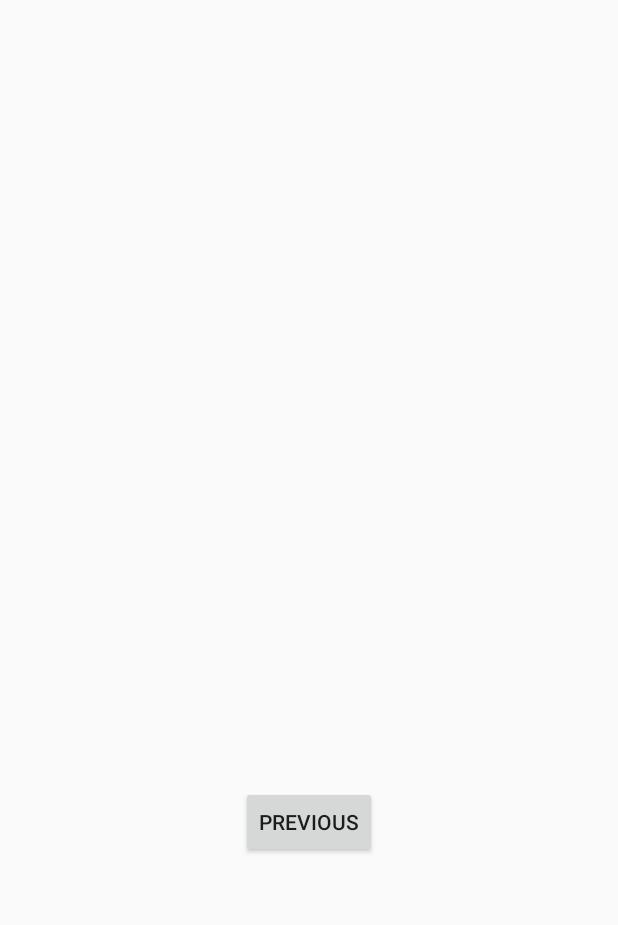
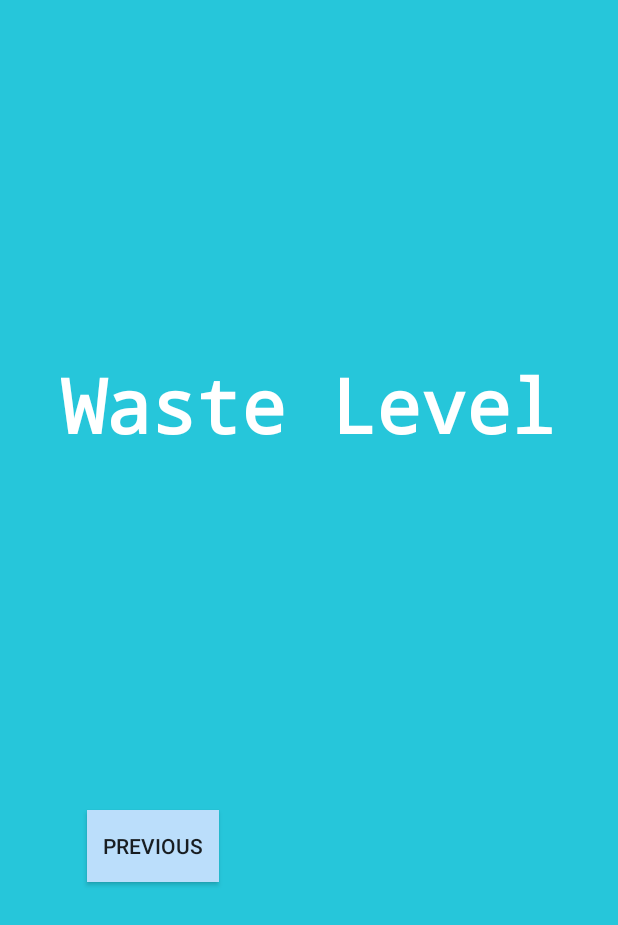
Before and after one commit to prosperousZ/Auto-cat-toilet, an Android app: the layout fragment_second.xml on its own in the app's theme, with its tools: preview values and no code run, on a phone screen of 412 x 824 dp. Shown: the top 925 px of the screen. Run offline under Robolectric (Android 15) with nearby library versions, the phone set to English and light mode, and no system bars.

Commit message:
Trying to setup a chart for the cat's health. Made second page for the waste level.

```diff
--- a/app/build.gradle
+++ b/app/build.gradle
@@ -46,6 +46,7 @@ dependencies {
     implementation 'androidx.constraintlayout:constraintlayout:1.1.3'
     implementation 'androidx.navigation:navigation-fragment-ktx:2.0.0'
     implementation 'androidx.navigation:navigation-ui-ktx:2.0.0'
+    implementation 'com.jjoe64:graphview:4.2.2'
     testImplementation 'junit:junit:4.12'
     androidTestImplementation 'androidx.test.ext:junit:1.1.1'
     androidTestImplementation 'androidx.test.espresso:espresso-core:3.2.0'
--- a/app/src/main/res/layout/activity_main.xml
+++ b/app/src/main/res/layout/activity_main.xml
@@ -30,4 +30,10 @@
         android:layout_margin="@dimen/fab_margin"
         app:srcCompat="@android:drawable/ic_dialog_email" />
 
+    <com.jjoe64.graphview.GraphView
+        android:layout_width="match_parent"
+        android:layout_height="489dp"
+        android:id="@+id/graph"
+        />
+
 </androidx.coordinatorlayout.widget.CoordinatorLayout>
--- a/app/src/main/res/layout/fragment_second.xml
+++ b/app/src/main/res/layout/fragment_second.xml
@@ -4,14 +4,21 @@
     xmlns:tools="http://schemas.android.com/tools"
     android:layout_width="match_parent"
     android:layout_height="match_parent"
+    android:background="@color/screenBackground2"
     tools:context=".SecondFragment">
 
     <TextView
         android:id="@+id/textview_second"
         android:layout_width="wrap_content"
         android:layout_height="wrap_content"
+        android:fontFamily="monospace"
+        android:text="@string/waste_text"
+        android:textColor="@android:color/white"
+        android:textSize="50sp"
+        android:textStyle="bold"
         app:layout_constraintBottom_toTopOf="@id/button_second"
         app:layout_constraintEnd_toEndOf="parent"
+        app:layout_constraintHorizontal_bias="0.496"
         app:layout_constraintStart_toStartOf="parent"
         app:layout_constraintTop_toTopOf="parent" />
 
@@ -19,9 +26,11 @@
         android:id="@+id/button_second"
         android:layout_width="wrap_content"
         android:layout_height="wrap_content"
+        android:background="@color/buttonBackground"
         android:text="@string/previous"
         app:layout_constraintBottom_toBottomOf="parent"
         app:layout_constraintEnd_toEndOf="parent"
+        app:layout_constraintHorizontal_bias="0.179"
         app:layout_constraintStart_toStartOf="parent"
         app:layout_constraintTop_toBottomOf="@id/textview_second" />
 </androidx.constraintlayout.widget.ConstraintLayout>
--- a/app/src/main/res/values/colors.xml
+++ b/app/src/main/res/values/colors.xml
@@ -3,4 +3,7 @@
     <color name="colorPrimary">#6200EE</color>
     <color name="colorPrimaryDark">#3700B3</color>
     <color name="colorAccent">#03DAC5</color>
+    <color name="screenBackground">#2196F3</color>
+    <color name="buttonBackground">#BBDEFB</color>
+    <color name="screenBackground2">#26C6DA</color>
 </resources>
```
Also changed, not shown: app/src/main/java/com/example/myapplication/FirstFragment.kt (+12 -2 lines), app/src/main/java/com/example/myapplication/MainActivity.kt (+0 -9 lines), app/src/main/res/layout/fragment_first.xml (+45 -14 lines), app/src/main/res/menu/menu_main.xml (+1 -6 lines), app/src/main/res/values/strings.xml (+5 -2 lines).
